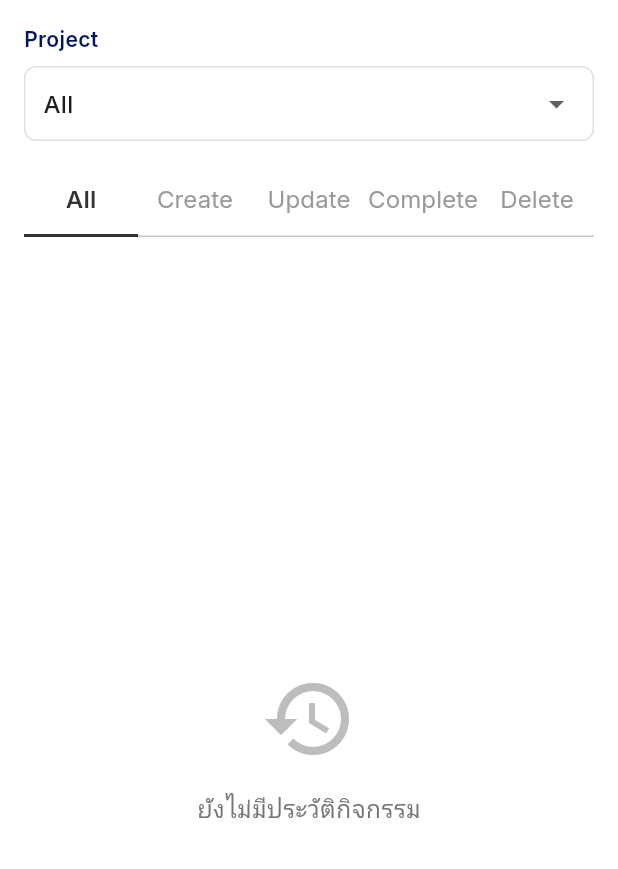
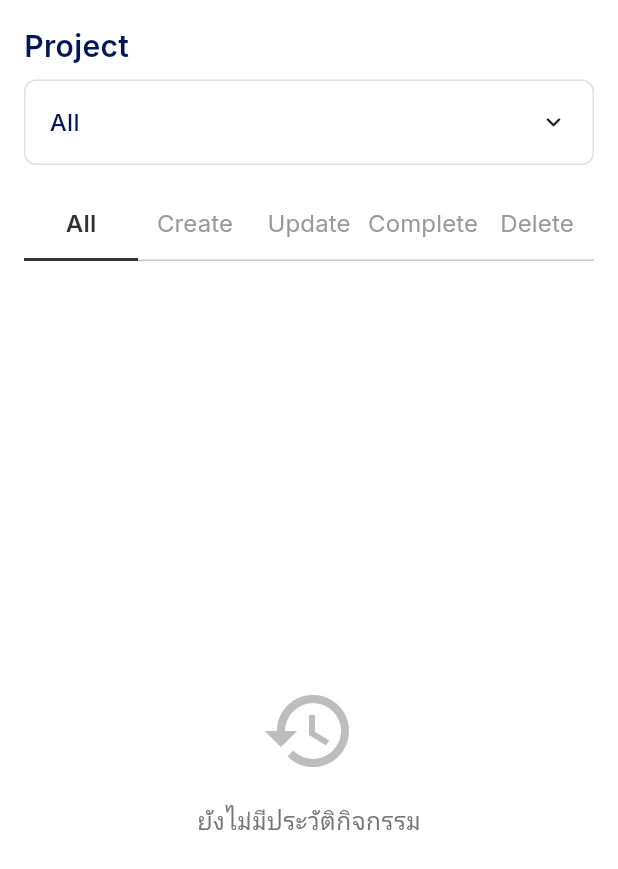
Before and after one commit to MarkCnw/PlanMate, a Flutter app: the HistoryScreen screen opened directly, on a phone screen of 412 x 824 dp. Shown: the top 869 px of the screen. Run offline on Flutter 3.47's test engine with Material 3 defaults, Android fonts, the phone set to English and light mode, and no system bars; drawn by our look-alikes of animated_custom_dropdown; our stand-ins replace cloud_firestore, firebase_auth, firebase_core, fl_chart, flutter_svg, font_awesome_flutter and 4 more; accounts and stored records are empty.

Commit message:
refactor: Implement ProjectOption model and enhance HistoryFilterBar with CustomDropdown for improved project selection

```diff
--- /dev/null
+++ b/planmate/lib/History/Models/projec_option_model.dart
@@ -0,0 +1,20 @@
+class ProjectOption {
+  final String? id;
+  final String title;
+
+  ProjectOption({this.id, required this.title});
+
+  @override
+  bool operator ==(Object other) =>
+      identical(this, other) ||
+      other is ProjectOption &&
+          runtimeType == other.runtimeType &&
+          id == other.id &&
+          title == other.title;
+
+  @override
+  int get hashCode => id.hashCode ^ title.hashCode;
+
+  @override
+  String toString() => title;
+}
--- a/planmate/lib/History/Widgets/history_filter_bar.dart
+++ b/planmate/lib/History/Widgets/history_filter_bar.dart
@@ -1,8 +1,12 @@
 import 'package:flutter/material.dart';
+import 'package:planmate/History/Models/projec_option_model.dart';
 import 'package:provider/provider.dart';
+import 'package:animated_custom_dropdown/custom_dropdown.dart'; // เพิ่ม import
 import 'package:planmate/History/Provider/history_provider.dart';
 import 'package:planmate/provider/project_provider.dart';
 import 'package:planmate/History/Models/activity_history_model.dart';
+
+// สร้าง model สำหรับ dropdown
 
 class HistoryFilterBar extends StatefulWidget {
   const HistoryFilterBar({super.key});
@@ -76,47 +80,125 @@ class _HistoryFilterBarState extends State<HistoryFilterBar>
           const Text(
             'Project',
             style: TextStyle(
-              fontSize: 14,
+              fontSize: 20,
               fontWeight: FontWeight.w600,
               color: Color(0xFF001858),
             ),
           ),
           const SizedBox(height: 8),
 
-          // ---------- Project dropdown ----------
+          // ---------- Project dropdown with AnimatedCustomDropdown ----------
           Consumer2<HistoryProvider, ProjectProvider>(
             builder: (context, historyProvider, projectProvider, child) {
               final projects = projectProvider.projects;
-              return Container(
-                width: double.infinity,
-                padding: const EdgeInsets.symmetric(horizontal: 12),
-                decoration: BoxDecoration(
-                  color: Colors.white,
-                  border: Border.all(color: Colors.grey[300]!),
-                  borderRadius: BorderRadius.circular(8),
+
+              // สร้าง options สำหรับ dropdown
+              final options = [
+                ProjectOption(id: null, title: 'All'),
+                ...projects.map(
+                  (project) =>
+                      ProjectOption(id: project.id, title: project.title),
                 ),
-                child: DropdownButtonHideUnderline(
-                  child: DropdownButton<String?>(
-                    value: historyProvider.selectedProjectId,
-                    hint: const Text('เลือกโปรเจกต์'),
-                    isExpanded: true,
-                    dropdownColor: Colors.white,
-                    onChanged:
-                        (value) => historyProvider.setProjectFilter(value),
-                    items: [
-                      const DropdownMenuItem<String?>(
-                        value: null,
-                        child: Text('All'),
-                      ),
-                      ...projects.map(
-                        (p) => DropdownMenuItem<String?>(
-                          value: p.id,
-                          child: Text(p.title),
-                        ),
-                      ),
-                    ],
+              ];
+
+              // หา selected option
+              final selectedOption = options.firstWhere(
+                (option) => option.id == historyProvider.selectedProjectId,
+                orElse: () => options.first, // default เป็น 'All'
+              );
+
+              return CustomDropdown<ProjectOption>(
+                hintText: 'เลือกโปรเจกต์',
+                items: options,
+                initialItem: selectedOption,
+                onChanged: (ProjectOption? value) {
+                  historyProvider.setProjectFilter(value?.id);
+                },
+                decoration: CustomDropdownDecoration(
+
+                  closedFillColor: Colors.white,
+                  expandedFillColor: Colors.white,
+                  closedBorder: Border.all(color: Colors.grey[300]!),
+                  expandedBorder: Border.all(
+                    color: Colors.grey
+                  ),
+                  closedBorderRadius: BorderRadius.circular(8),
+                  expandedBorderRadius: BorderRadius.circular(8),
+                  hintStyle: TextStyle(
+                    color: Colors.grey[600],
+                    fontSize: 16,
+                  ),
+                  headerStyle: const TextStyle(
+                    color: Color(0xFF001858),
+                    fontSize: 16,
+                    fontWeight: FontWeight.w500,
+                  ),
+                  listItemStyle: const TextStyle(
+                    color: Color(0xFF001858),
+                    fontSize: 16,
                   ),
                 ),
+                listItemBuilder: (
+                  context,
+                  item,
+                  isSelected,
+                  onItemSelect,
+                ) {
+                  return Container(
+                    padding: const EdgeInsets.symmetric(
+                      horizontal: 16,
+                      vertical: 12,
+                    ),
+                    decoration: BoxDecoration(
+                      color:
+                          isSelected
+                              ? const Color(0xFF8B5CF6).withOpacity(0.1)
+                              : Colors.transparent,
+                    ),
+                    child: Text(
+                      item.title,
+                      style: TextStyle(
+                        color:
+                            isSelected
+                                ? const Color(0xFF8B5CF6)
+                                : const Color(0xFF001858),
+                        fontSize: 16,
+                        fontWeight:
+                            isSelected ? FontWeight.w600 : FontWeight.w400,
+                      ),
+                    ),
+                  );
+                },
+                headerBuilder: (context, selectedItem, enabled) {
+                  return Container(
+                    padding: const EdgeInsets.symmetric(),
+                    child: Row(
+                      children: [
+                        Expanded(
+                          child: Text(
+                            selectedItem.title,
+                            style: TextStyle(
+                              color:
+                                  enabled
+                                      ? const Color(0xFF001858)
+                                      : Colors.grey[400],
+                              fontSize: 16,
+                              fontWeight: FontWeight.w500,
+                            ),
+                          ),
+                        ),
+                        // Icon(
+                        //   Icons.keyboard_arrow_down,
+                        //   color:
+                        //       enabled
+                        //           ? const Color(0xFF666666)
+                        //           : Colors.grey[400],
+                        //   size: 20,
+                        // ),
+                      ],
+                    ),
+                  );
+                },
               );
             },
           ),
--- a/planmate/lib/provider/task_provider.dart
+++ b/planmate/lib/provider/task_provider.dart
@@ -415,7 +415,7 @@ class TaskProvider extends ChangeNotifier {
     DateTime? dueDate,
     int? priority,
     Duration? estimatedDuration, // จะถูก ignore
-    double? progress,
+    double? progress, required projectId,
   }) async {
     try {
       debugPrint('🔄 Updating task: $taskId');
```
Also changed, not shown: planmate/lib/CreateProject/Update/Controller/update_task_controller.dart (added, +355 -0 lines), planmate/lib/CreateProject/Update/Presentation/update_task_screen.dart (added).
